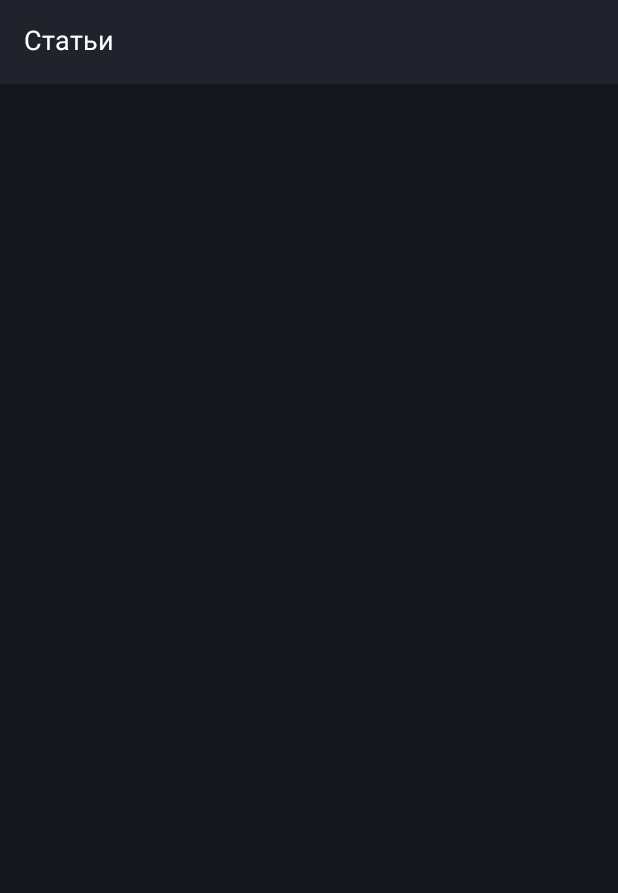
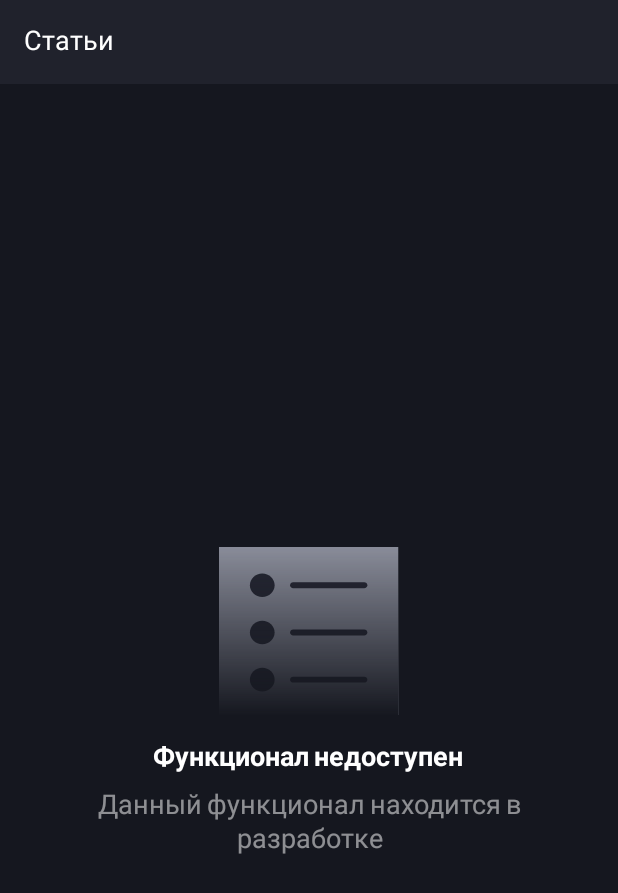
Before and after one commit to akerimtay/smart-look-app-android, an Android app: the fragment ArticlesFragment shown on its own in the app's theme, on a phone screen of 412 x 824 dp. Shown: the top 893 px of the screen. Run offline under Robolectric (Android 15) with nearby library versions, the phone set to English and light mode, and no system bars; our stand-ins replace Firebase (no records; nobody signed in at launch, a user with empty details on screens opened directly), Room's generated code, Timber; libraries missing offline, so code that uses them is left out: by.kirich1409.viewbindingdelegate, com.jakewharton.retrofit2; pictures from the network do not load; 12 statements that could not run were skipped.

Commit message:
added: articles item

```diff
--- a/app/src/main/java/com/akerimtay/smartwardrobe/articles/ui/ArticlesFragment.kt
+++ b/app/src/main/java/com/akerimtay/smartwardrobe/articles/ui/ArticlesFragment.kt
@@ -2,12 +2,25 @@ package com.akerimtay.smartwardrobe.articles.ui
 
 import android.os.Bundle
 import android.view.View
+import androidx.core.view.isVisible
+import androidx.recyclerview.widget.DefaultItemAnimator
 import by.kirich1409.viewbindingdelegate.viewBinding
 import com.akerimtay.smartwardrobe.R
 import com.akerimtay.smartwardrobe.common.base.BaseFragment
+import com.akerimtay.smartwardrobe.common.base.adapter.ContentAdapter
+import com.akerimtay.smartwardrobe.common.di.GlideApp
+import com.akerimtay.smartwardrobe.common.ui.DefaultItemDecorator
+import com.akerimtay.smartwardrobe.common.utils.dip
 import com.akerimtay.smartwardrobe.common.utils.observeNotNull
+import com.akerimtay.smartwardrobe.content.ItemContentType
 import com.akerimtay.smartwardrobe.databinding.FragmentArticlesBinding
+import org.koin.android.ext.android.get
 import org.koin.androidx.viewmodel.ext.android.viewModel
+import org.koin.core.parameter.parametersOf
+
+private const val DIVIDER_SIZE = 8
+private const val VERTICAL_SIZE = 16
+private const val HORIZONTAL_SIZE = 16
 
 class ArticlesFragment : BaseFragment(R.layout.fragment_articles) {
     private val binding: FragmentArticlesBinding by viewBinding()
@@ -25,8 +38,26 @@ class ArticlesFragment : BaseFragment(R.layout.fragment_articles) {
             swipeRefreshLayout.setOnRefreshListener { viewModel.loadArticles() }
         }
 
+        val glide = GlideApp.with(this)
+        val contentAdapter = get<ContentAdapter<ItemContentType>> { parametersOf(glide) }
+        with(binding.recyclerView) {
+            adapter = contentAdapter
+            itemAnimator = DefaultItemAnimator().apply { supportsChangeAnimations = false }
+            setHasFixedSize(true)
+            addItemDecoration(
+                DefaultItemDecorator(
+                    right = dip(HORIZONTAL_SIZE),
+                    left = dip(HORIZONTAL_SIZE),
+                    bottom = dip(VERTICAL_SIZE),
+                    top = dip(VERTICAL_SIZE),
+                    divider = dip(DIVIDER_SIZE),
+                )
+            )
+        }
+
         viewModel.articles.observeNotNull(viewLifecycleOwner) {
-
+            contentAdapter.collection = it
+            binding.emptyStateView.isVisible = it.isEmpty()
         }
         viewModel.swipeRefreshLoading.observeNotNull(viewLifecycleOwner) {
             binding.swipeRefreshLayout.isRefreshing = it
--- a/app/src/main/java/com/akerimtay/smartwardrobe/articles/ui/ArticlesViewModel.kt
+++ b/app/src/main/java/com/akerimtay/smartwardrobe/articles/ui/ArticlesViewModel.kt
@@ -4,6 +4,7 @@ import androidx.annotation.StringRes
 import androidx.lifecycle.LiveData
 import androidx.lifecycle.MutableLiveData
 import androidx.lifecycle.liveData
+import androidx.lifecycle.map
 import com.akerimtay.smartwardrobe.R
 import com.akerimtay.smartwardrobe.articles.domain.GetArticlesLiveDataUseCase
 import com.akerimtay.smartwardrobe.articles.domain.LoadArticlesUseCase
@@ -11,6 +12,9 @@ import com.akerimtay.smartwardrobe.common.base.Action
 import com.akerimtay.smartwardrobe.common.base.BaseError
 import com.akerimtay.smartwardrobe.common.base.BaseViewModel
 import com.akerimtay.smartwardrobe.common.base.SingleLiveEvent
+import com.akerimtay.smartwardrobe.common.base.adapter.BaseContentItem
+import com.akerimtay.smartwardrobe.content.ItemContentType
+import com.akerimtay.smartwardrobe.content.item.ArticleItem
 import timber.log.Timber
 
 class ArticlesViewModel(
@@ -23,7 +27,20 @@ class ArticlesViewModel(
     private val _swipeRefreshLoading = MutableLiveData(false)
     val swipeRefreshLoading: LiveData<Boolean> = _swipeRefreshLoading
 
-    val articles = liveData { emitSource(getArticlesLiveDataUseCase(Unit)) }
+    val articles: LiveData<List<BaseContentItem<ItemContentType>>> = liveData {
+        emitSource(
+            getArticlesLiveDataUseCase(Unit).map { list ->
+                list.map {
+                    ArticleItem(
+                        article = it,
+                        onItemClickListener = {
+                            Timber.e("click: $it")
+                        }
+                    )
+                }
+            }
+        )
+    }
 
     init {
         loadArticles()
--- a/app/src/main/res/layout/fragment_articles.xml
+++ b/app/src/main/res/layout/fragment_articles.xml
@@ -51,13 +51,35 @@
             android:layout_height="match_parent"
             android:fillViewport="true">
 
-            <LinearLayout
+            <androidx.constraintlayout.widget.ConstraintLayout
                 android:layout_width="match_parent"
-                android:layout_height="match_parent"
-                android:orientation="vertical">
+                android:layout_height="match_parent">
 
+                <androidx.recyclerview.widget.RecyclerView
+                    android:id="@+id/recycler_view"
+                    android:layout_width="match_parent"
+                    android:layout_height="0dp"
+                    android:clipToPadding="false"
+                    android:orientation="vertical"
+                    app:layoutManager="androidx.recyclerview.widget.LinearLayoutManager"
+                    app:layout_constraintBottom_toBottomOf="parent"
+                    app:layout_constraintTop_toTopOf="parent"
+                    tools:listitem="@layout/item_article" />
 
-            </LinearLayout>
+                <com.akerimtay.smartwardrobe.common.ui.EmptyStateView
+                    android:id="@+id/empty_state_view"
+                    android:layout_width="0dp"
+                    android:layout_height="wrap_content"
+                    android:layout_margin="16dp"
+                    app:description="@string/empty_articles_description"
+                    app:layout_constraintBottom_toBottomOf="parent"
+                    app:layout_constraintEnd_toEndOf="parent"
+                    app:layout_constraintStart_toStartOf="parent"
+                    app:layout_constraintTop_toTopOf="parent"
+                    app:title="@string/empty_articles_title"
+                    tools:visibility="gone" />
+
+            </androidx.constraintlayout.widget.ConstraintLayout>
 
         </androidx.core.widget.NestedScrollView>
 
--- a/app/src/main/res/values/dimens.xml
+++ b/app/src/main/res/values/dimens.xml
@@ -10,4 +10,5 @@
     <dimen name="action_menu_size">24dp</dimen>
     <dimen name="dialog_corner">16dp</dimen>
     <dimen name="weather_icon_size">48dp</dimen>
+    <dimen name="image_corners">16dp</dimen>
 </resources>
```
Also changed, not shown: app/src/main/java/com/akerimtay/smartwardrobe/content/ItemContentType.kt (+7 -1 lines), app/src/main/java/com/akerimtay/smartwardrobe/content/item/ArticleItem.kt (added, +12 -0 lines), app/src/main/java/com/akerimtay/smartwardrobe/content/viewholder/ArticleViewHolder.kt (added, +35 -0 lines), app/src/main/res/layout/item_article.xml (added, +73 -0 lines).
